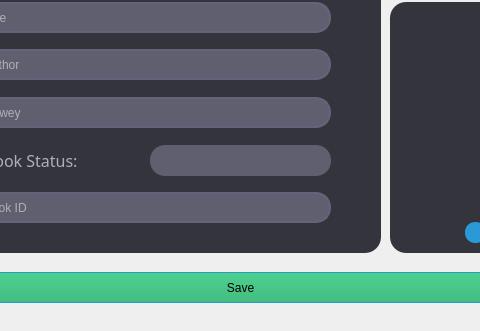
The window that the_Libarary/addbook.ui (270122090/17.11.2021) describes before a commit, drawn with Qt 5; both pictures show x 130 to 610 and y 94 to 425 of the 694 by 425 pixel window.
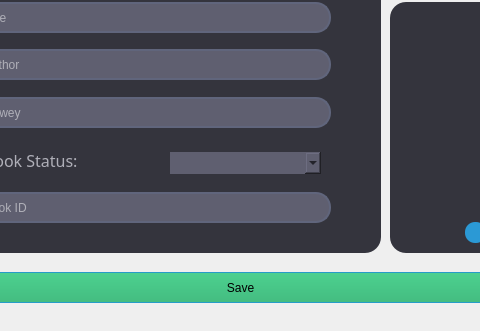
The same window after the commit.

Diff of the .ui file:
```diff
--- a/the_Libarary/addbook.ui
+++ b/the_Libarary/addbook.ui
@@ -250,6 +250,21 @@
      <string>Book Status:</string>
     </property>
    </widget>
+   <widget class="QComboBox" name="bookStatus">
+    <property name="geometry">
+     <rect>
+      <x>240</x>
+      <y>190</y>
+      <width>151</width>
+      <height>22</height>
+     </rect>
+    </property>
+    <property name="styleSheet">
+     <string notr="true">background-color: rgb(95, 95, 112);
+border-radius: 15px;
+</string>
+    </property>
+   </widget>
   </widget>
   <widget class="QPushButton" name="btnloadbookimage">
    <property name="geometry">
@@ -295,27 +310,6 @@
     <string>Upload Image</string>
    </property>
   </widget>
-  <widget class="QFrame" name="frame">
-   <property name="geometry">
-    <rect>
-     <x>280</x>
-     <y>239</y>
-     <width>181</width>
-     <height>31</height>
-    </rect>
-   </property>
-   <property name="styleSheet">
-    <string notr="true">background-color: rgb(95, 95, 112);
-border-radius: 15px;
-</string>
-   </property>
-   <property name="frameShape">
-    <enum>QFrame::StyledPanel</enum>
-   </property>
-   <property name="frameShadow">
-    <enum>QFrame::Raised</enum>
-   </property>
-  </widget>
   <widget class="QLabel" name="addbookimagebox">
    <property name="geometry">
     <rect>
```
